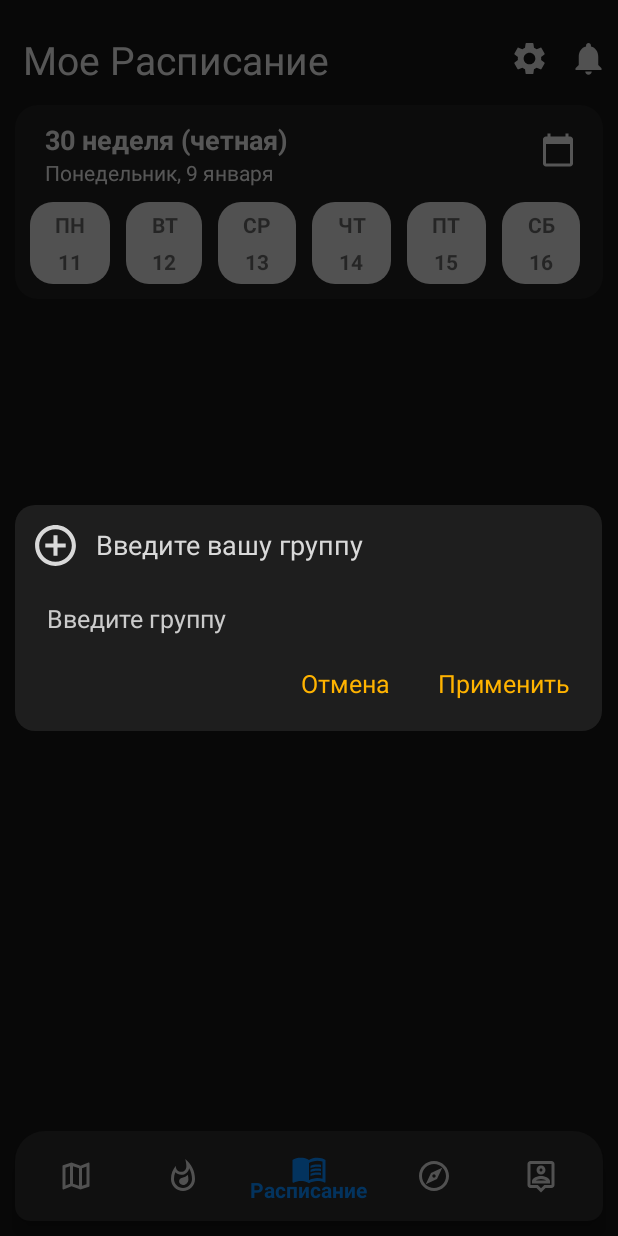
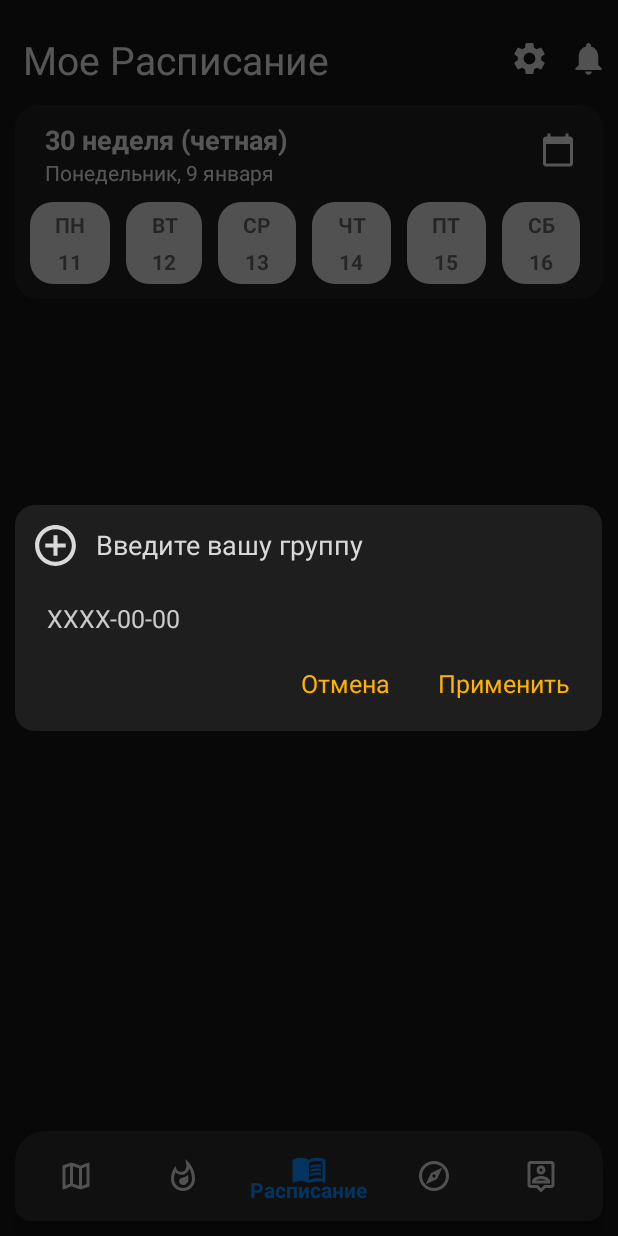
Before and after one commit to thebordev/MireaMobileApp, an Android app: the SheduleFragment screen opened directly, with no data from a screen before it, item 3 of the bottom bar chosen, on a phone screen of 412 x 824 dp. Run offline under Robolectric (Android 15) with nearby library versions, the phone set to English and light mode, and no system bars; our stand-ins replace navigation-ui, sdp/ssp sizes; Roboto replaces fonts that are not available here.

Commit message:
Improve group edit text usability

```diff
--- a/app/src/main/res/layout/layout_schedule_settings.xml
+++ b/app/src/main/res/layout/layout_schedule_settings.xml
@@ -39,6 +39,7 @@
 
     <EditText
         android:id="@+id/et_input_schedule_group"
+        android:maxLength="10"
         android:layout_width="match_parent"
         android:layout_height="@dimen/_35sdp"
         android:layout_marginStart="@dimen/_8sdp"
@@ -47,12 +48,13 @@
         android:background="@null"
         android:fontFamily="@font/ubuntu"
         android:gravity="center_vertical"
-        android:hint="Введите группу"
+        android:textAllCaps="true"
+        android:hint="ХХХХ-00-00"
         android:textColor="?attr/text_color"
         android:imeOptions="actionDone"
         android:importantForAutofill="no"
         android:includeFontPadding="false"
-        android:inputType="textUri"
+        android:inputType="textCapCharacters"
         android:paddingStart="@dimen/_8sdp"
         android:paddingEnd="@dimen/_8sdp"
         android:textColorHint="@color/icon_false"
```
Also changed, not shown: app/src/main/java/com/example/mireaapp/Frgaments/Schedule/SheduleFragment.java (+74 -1 lines).
